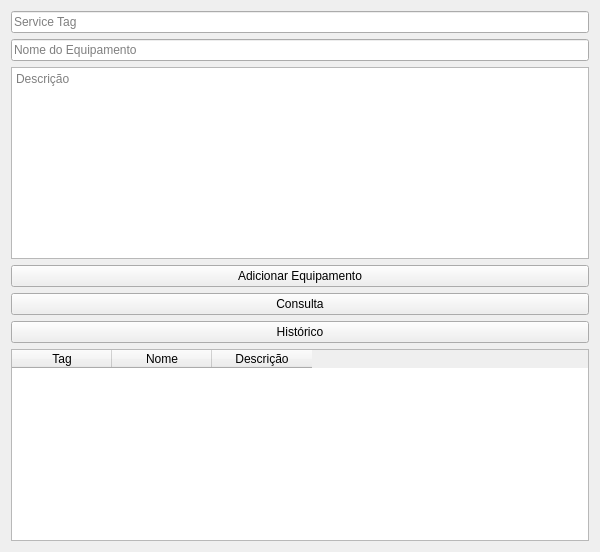
Above: service_tag_manager/view/ui_main.ui from jonatastz/Projeto_Inovacao before the change. Below: the same form after it.
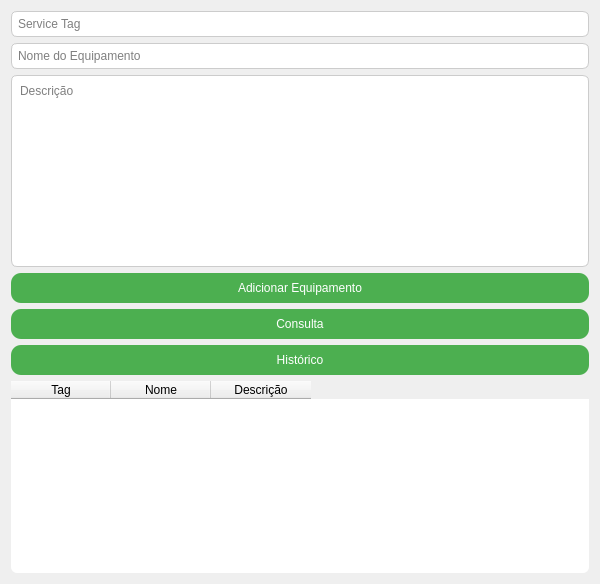
That is the form after the change.

Commit message: mudança no layout do main

What changed in the file:
```diff
--- a/service_tag_manager/view/ui_main.ui
+++ b/service_tag_manager/view/ui_main.ui
@@ -8,6 +8,42 @@
     <height>400</height>
    </size>
   </property>
+  <property name="styleSheet">
+   <string notr="true"><![CDATA[
+    QWidget {
+        background: qlineargradient(
+            spread:pad,
+            x1:0, y1:0,
+            x2:1, y2:1,
+            stop:0 #a8e6cf,
+            stop:1 #00bcd4
+        );
+    }
+
+    QPushButton {
+        background-color: #4CAF50;
+        color: white;
+        border-radius: 10px;
+        padding: 8px;
+    }
+
+    QPushButton:hover {
+        background-color: #45a049;
+    }
+
+    QLineEdit, QTextEdit {
+        background-color: #ffffff;
+        border: 1px solid #ccc;
+        border-radius: 6px;
+        padding: 4px;
+    }
+
+    QTableWidget {
+        background-color: #ffffff;
+        border-radius: 6px;
+    }
+   ]]></string>
+  </property>
   <layout class="QVBoxLayout" name="verticalLayout">
    <item>
     <widget class="QLineEdit" name="input_tag">
```
The commit also changes 2 other files.
